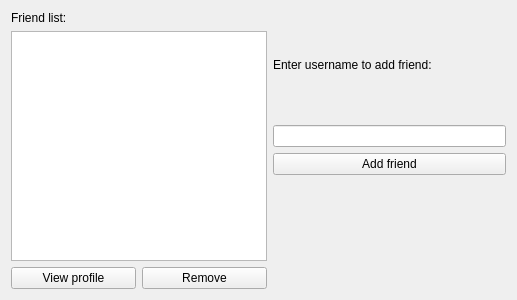
Old version of the form gui/friendsgui.ui in the repository Huy-Nguyen-HCI/RocketBook.
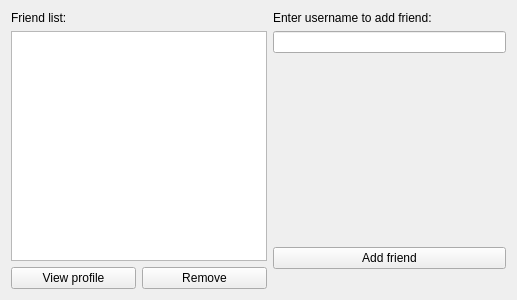
New version of the form.

```diff
--- a/gui/friendsgui.ui
+++ b/gui/friendsgui.ui
@@ -58,6 +58,19 @@
      <item>
       <widget class="QLineEdit" name="friendNameInput"/>
      </item>
+     <item>
+      <spacer name="verticalSpacer">
+       <property name="orientation">
+        <enum>Qt::Vertical</enum>
+       </property>
+       <property name="sizeHint" stdset="0">
+        <size>
+         <width>20</width>
+         <height>40</height>
+        </size>
+       </property>
+      </spacer>
+     </item>
      <item>
       <widget class="QPushButton" name="addFriend">
        <property name="text">
```
